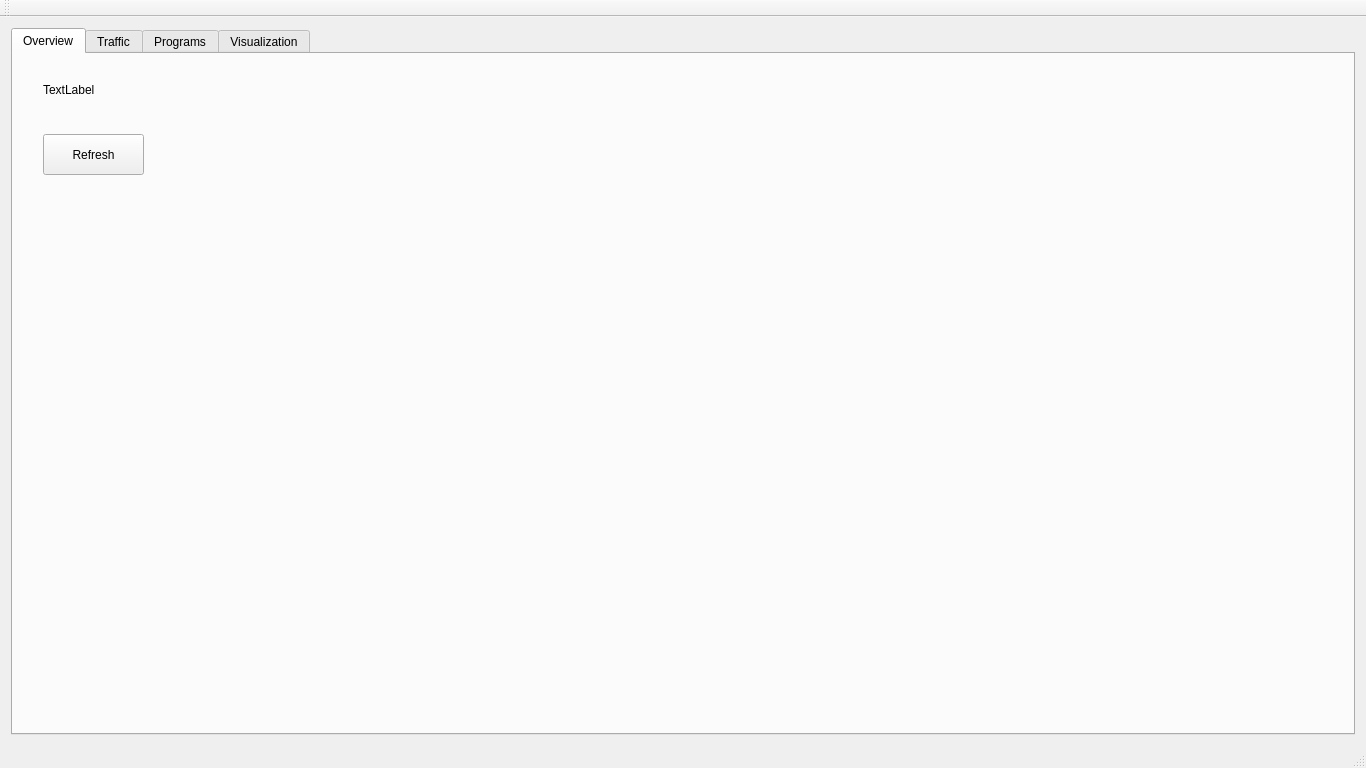
The window that overview.ui (achow101/NetPriv) describes before a commit, drawn with Qt 5.
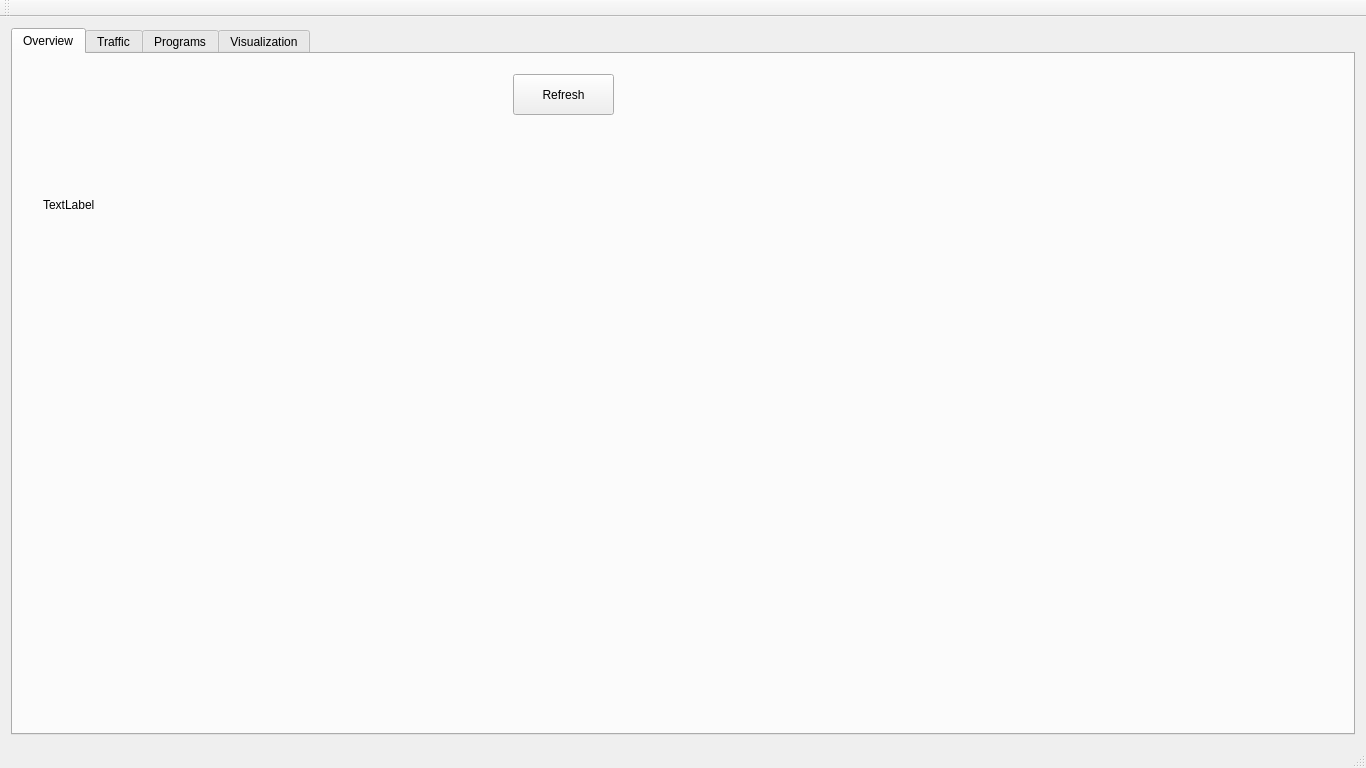
The same window after the commit. The open tabs and pages were chosen to show the change.

```diff
--- a/overview.ui
+++ b/overview.ui
@@ -53,8 +53,8 @@
          <rect>
           <x>30</x>
           <y>20</y>
-          <width>101</width>
-          <height>31</height>
+          <width>191</width>
+          <height>261</height>
          </rect>
         </property>
         <property name="text">
@@ -64,8 +64,8 @@
        <widget class="QPushButton" name="pushButton">
         <property name="geometry">
          <rect>
-          <x>30</x>
-          <y>80</y>
+          <x>500</x>
+          <y>20</y>
           <width>101</width>
           <height>41</height>
          </rect>
```
Left out of the diff: 4 changed lines with no effect on the pictures.
